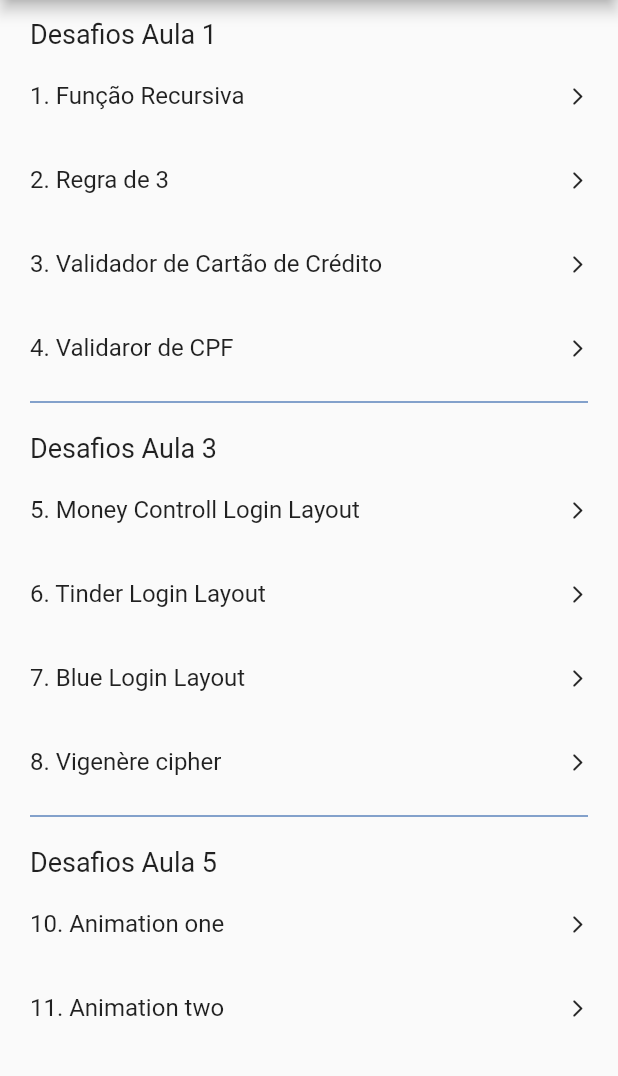
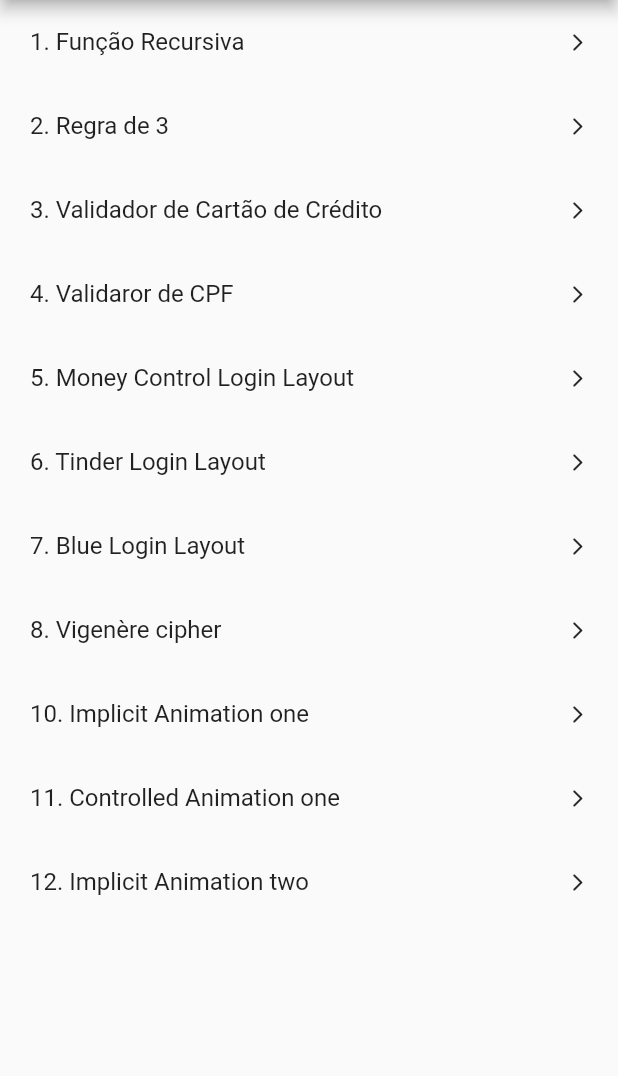
Before and after one commit to Bru-marques/flutter_masterclass, a Flutter app: the screen it shows after launch, on a phone screen of 412 x 824 dp, the part 84-1160 px from its top. Run offline on Flutter 3.47's test engine with Material 2 defaults, Android fonts, the phone set to English and light mode, and no system bars; our stand-ins replace dio, flutter_svg; missing offline and left inert: uno; Roboto replaces fonts that are missing (Poppins).

Commit message:
Controlled animation one

```diff
--- a/lib/Pages/class-four/animation-two.dart/widgets/list_item_widget.dart
+++ b/lib/Pages/class-four/animation-two.dart/widgets/list_item_widget.dart
@@ -1,5 +1,5 @@
 import 'package:flutter/material.dart';
-import 'package:playground/Pages/class-four/animation-two.dart/animatio_class.dart';
+import 'package:playground/models/animatio_two_model.dart';
 
 class ListItemWidget extends StatelessWidget {
   final ListItem listItem;
--- a/lib/Pages/class-three/money_controll.dart
+++ b/lib/Pages/class-three/money_controll.dart
@@ -1,7 +1,7 @@
 import 'package:flutter/material.dart';
 
-class MoneyControll extends StatelessWidget {
-  const MoneyControll({Key? key}) : super(key: key);
+class MoneyControl extends StatelessWidget {
+  const MoneyControl({Key? key}) : super(key: key);
 
   final Color purple = const Color(0xff5E5CE5);
   @override
--- a/lib/Pages/home/home.dart
+++ b/lib/Pages/home/home.dart
@@ -1,6 +1,7 @@
 import 'package:flutter/material.dart';
-import 'package:playground/Pages/class-four/animation-one/animation_one.dart';
-import 'package:playground/Pages/class-four/animation-two.dart/animation_two.dart';
+import 'package:playground/Pages/class-four/animation-one/controlled_animation_one.dart';
+import 'package:playground/Pages/class-four/animation-one/implicit_animation_one.dart';
+import 'package:playground/Pages/class-four/animation-two.dart/implicit_animation_two.dart';
 import 'package:playground/Pages/class-four/facebook-responsive-login/facebook_responsive_login.dart';
 import 'package:playground/Pages/class-three/blue_login.dart';
 import 'package:playground/Pages/class-three/money_controll.dart';
@@ -28,34 +29,28 @@ class Home extends StatelessWidget {
       padding: const EdgeInsets.symmetric(horizontal: 20),
       child: (ListView(
         children: [
-          _title('Desafios Aula 1'),
           _linkPage(context, '1. Função Recursiva', const RecursiveFunction()),
           _linkPage(context, '2. Regra de 3', const RoleOfTrhee()),
           _linkPage(context, '3. Validador de Cartão de Crédito',
               const CreditCardValidator()),
           _linkPage(context, '4. Validaror de CPF', const CpfValidadtor()),
-          const Divider(color: Color.fromARGB(255, 12, 72, 156)),
-          _title('Desafios Aula 3'),
           _linkPage(
-              context, '5. Money Controll Login Layout', const MoneyControll()),
+              context, '5. Money Control Login Layout', const MoneyControl()),
           _linkPage(context, '6. Tinder Login Layout', const Tinder()),
           _linkPage(context, '7. Blue Login Layout', const BlueLogin()),
           _linkPage(context, '8. Vigenère cipher', const VigenereCipher()),
-          // const Divider(color: Color.fromARGB(255, 12, 72, 156)),
-          // _title('Desafios Aula 4'),
-          // _linkPage(
-          //   context,
-          //   '9. Facebook Responsive Login Layout',
-          //   const FacebookResponsiveLogin(),
-          // ),
-          const Divider(color: Color.fromARGB(255, 12, 72, 156)),
-          _title('Desafios Aula 5'),
           _linkPage(
             context,
-            '10. Animation one',
-            const AnimationOne(),
+            '10. Implicit Animation one',
+            const ImplicitAnimationOne(),
           ),
-          _linkPage(context, '11. Animation two', const AnimationTwo()),
+          _linkPage(
+            context,
+            '11. Controlled Animation one',
+            const ControlledAnimationOne(),
+          ),
+          _linkPage(context, '12. Implicit Animation two',
+              const ImplicitAnimationTwo()),
         ],
       )),
     );
@@ -84,15 +79,4 @@ class Home extends StatelessWidget {
           )),
     ));
   }
-
-  Widget _title(String title) {
-    return Text(
-      title,
-      style: const TextStyle(
-        height: 2,
-        fontFamily: 'Poppins',
-        fontSize: 18,
-      ),
-    );
-  }
 }
--- a/lib/Pages/class-four/animation-one/animation_class.dart
+++ b/lib/models/animation_one_model.dart
@@ -25,8 +25,8 @@ class Circle extends Shape {
         );
 }
 
-class Rectangle extends Shape {
-  const Rectangle({
+class GlobalShape extends Shape {
+  const GlobalShape({
     required super.height,
     required super.width,
     required super.borderRadius,
```
Also changed, not shown: lib/Pages/class-four/animation-one/controlled_animation_one.dart (added, +80 -0 lines), lib/Pages/class-four/animation-one/implicit_animation_one.dart (renamed from lib/Pages/class-four/animation-one/animation_one.dart, +13 -9 lines), lib/Pages/class-four/animation-one/shape.dart (added, +29 -0 lines), lib/Pages/class-four/animation-two.dart/implicit_animation_two.dart (renamed from lib/Pages/class-four/animation-two.dart/animation_two.dart, +5 -5 lines), lib/models/animatio_two_model.dart (renamed from lib/Pages/class-four/animation-two.dart/animatio_class.dart), 1 other file.
